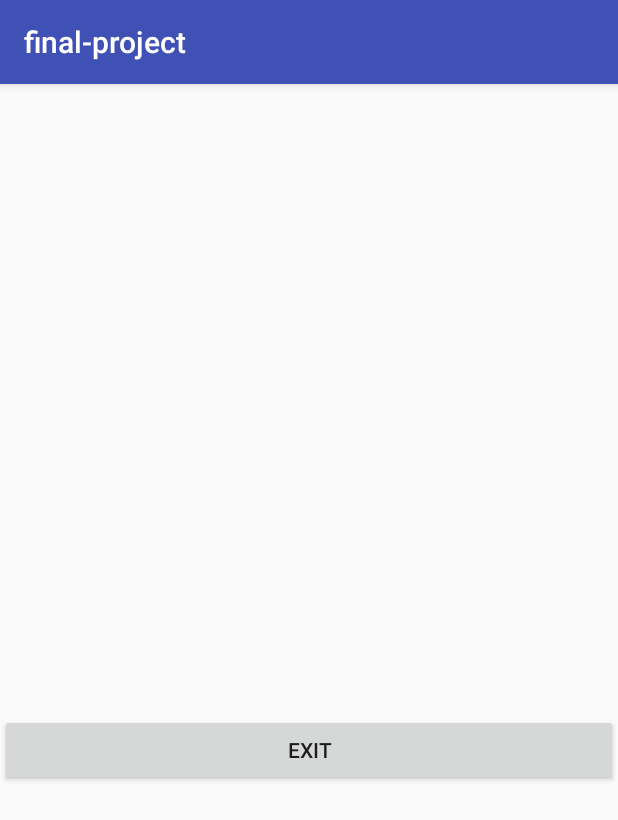
After one commit to swamykalyanram/final-project, an Android app: the soundActivity screen opened directly, with no data from a screen before it, on a phone screen of 412 x 824 dp. The commit adds this screen. Shown: the top 820 px of the screen. Run offline under Robolectric (Android 15) with nearby library versions, the phone set to English and light mode, and no system bars.

Commit message:
created new activity for alert

```diff
--- a/app/build.gradle
+++ b/app/build.gradle
@@ -27,5 +27,6 @@ dependencies {
     compile 'com.android.support:appcompat-v7:25.2.0'
     compile 'com.android.support.constraint:constraint-layout:1.0.2'
     compile 'swarajsaaj:otpreader:1.1'
+    compile 'com.android.support:support-v4:25.2.0'
     testCompile 'junit:junit:4.12'
 }
--- /dev/null
+++ b/app/src/main/java/com/example/kalyanramswamy/final_project/soundActivity.java
@@ -0,0 +1,39 @@
+package com.example.kalyanramswamy.final_project;
+
+import android.content.Context;
+import android.media.Ringtone;
+import android.media.RingtoneManager;
+import android.net.Uri;
+import android.os.Vibrator;
+import android.support.v7.app.AppCompatActivity;
+import android.os.Bundle;
+import android.view.View;
+import android.widget.Button;
+
+public class soundActivity extends AppCompatActivity {
+
+    Button exit;
+    Ringtone r;
+    Vibrator vibration;
+    @Override
+    protected void onCreate(Bundle savedInstanceState) {
+        super.onCreate(savedInstanceState);
+        setContentView(R.layout.activity_sound);
+
+        vibration = (Vibrator) getSystemService(Context.VIBRATOR_SERVICE);
+        vibration.vibrate(5000);
+
+        Uri notification = RingtoneManager.getDefaultUri(RingtoneManager.TYPE_RINGTONE);
+        r = RingtoneManager.getRingtone(getApplicationContext(), notification);
+        r.play();
+
+        exit = (Button) findViewById(R.id.button_exit);
+        exit.setOnClickListener(new View.OnClickListener() {
+            @Override
+            public void onClick(View v) {
+                r.stop();
+                vibration.cancel();
+            }
+        });
+    }
+}
--- /dev/null
+++ b/app/src/main/res/layout/activity_sound.xml
@@ -0,0 +1,17 @@
+<?xml version="1.0" encoding="utf-8"?>
+<LinearLayout xmlns:android="http://schemas.android.com/apk/res/android"
+    xmlns:app="http://schemas.android.com/apk/res-auto"
+    xmlns:tools="http://schemas.android.com/tools"
+    android:layout_width="match_parent"
+    android:layout_height="match_parent"
+    tools:context="com.example.kalyanramswamy.final_project.soundActivity">
+
+    <Button
+        android:id="@+id/button_exit"
+        android:layout_width="match_parent"
+        android:layout_height="wrap_content"
+        android:layout_marginTop="420dp"
+        android:text="Exit"
+        tools:layout_editor_absoluteX="8dp"
+        tools:layout_editor_absoluteY="16dp" />
+</LinearLayout>
--- a/app/src/main/res/values/colors.xml
+++ b/app/src/main/res/values/colors.xml
@@ -3,4 +3,6 @@
     <color name="colorPrimary">#3F51B5</color>
     <color name="colorPrimaryDark">#303F9F</color>
     <color name="colorAccent">#FF4081</color>
+
+    <color name="black_overlay">#66000000</color>
 </resources>
--- a/app/src/main/res/values/strings.xml
+++ b/app/src/main/res/values/strings.xml
@@ -1,3 +1,7 @@
 <resources>
     <string name="app_name">final-project</string>
+
+    <string name="title_activity_sound">soundActivity</string>
+    <string name="dummy_button">Dummy Button</string>
+    <string name="dummy_content">DUMMY\nCONTENT</string>
 </resources>
```
Also changed, not shown: app/src/main/AndroidManifest.xml (+12 -10 lines), app/src/main/java/com/example/kalyanramswamy/final_project/alert_service.java (+3 -12 lines), app/src/main/res/values/attrs.xml (added, +12 -0 lines), app/src/main/res/values/styles.xml (+12 -0 lines).
